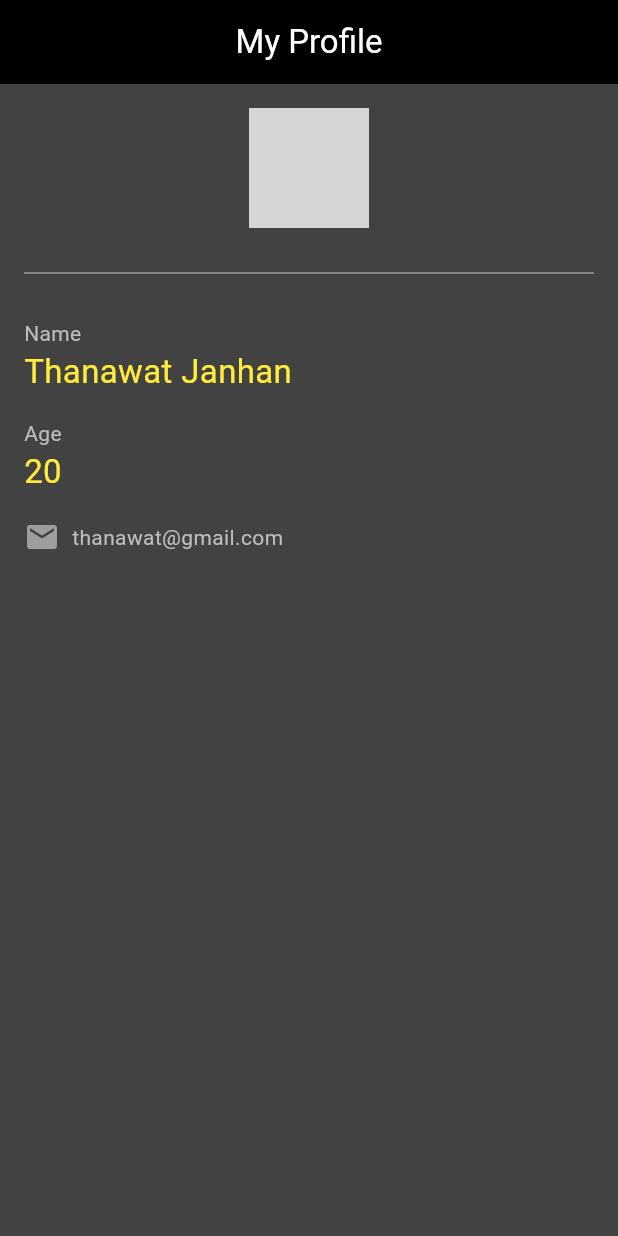
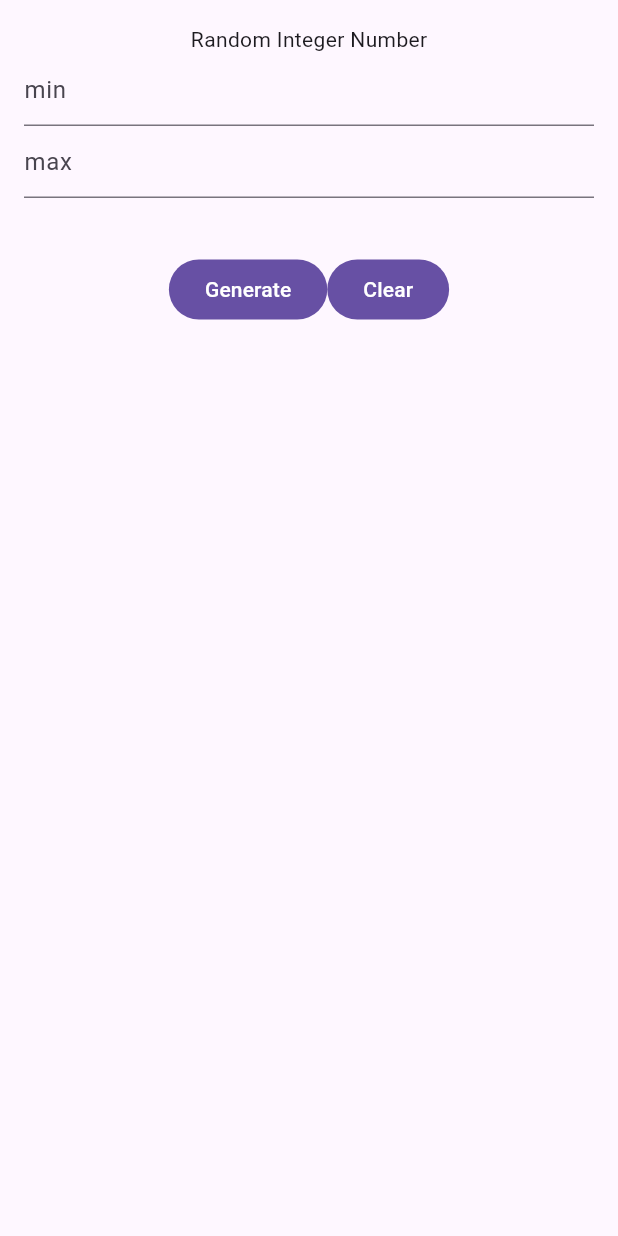
Before and after one commit to thanawatjanhan/flutter_application, a Flutter app: the screen it shows after launch, on a phone screen of 412 x 824 dp. Run offline on Flutter 3.47's test engine with Material 3 defaults, Android fonts, the phone set to English and light mode, and no system bars; grey boxes are pictures that could not be loaded.

Commit message:
Create random demo

```diff
--- a/lib/main.dart
+++ b/lib/main.dart
@@ -1,11 +1,12 @@
 import 'package:flutter/material.dart';
 // import 'package:flutter_application_1/week05/design1_demo.dart';
-import 'package:flutter_application_1/week05/design2_demo.dart';
+// import 'package:flutter_application_1/week05/design2_demo.dart';
+import 'package:flutter_application_1/week05/random_demo.dart';
 // import 'package:flutter_application_1/week05/multi_child_demo.dart';
 // import 'package:flutter_application_1/week01/basic.dart';
 // import 'package:flutter_application_1/week01/counter.dart';
 // import 'package:flutter_application_1/week05/single_child_demo.dart';
 
 void main() {
-  runApp(MaterialApp(home: Design2Demo())); //MaterialApp
+  runApp(MaterialApp(home: RandomDemo())); //MaterialApp
 }
--- /dev/null
+++ b/lib/week05/random_demo.dart
@@ -0,0 +1,76 @@
+import 'package:flutter/material.dart';
+import 'dart:math';
+
+class RandomDemo extends StatefulWidget {
+  const RandomDemo({super.key});
+
+  @override
+  State<RandomDemo> createState() => _RandomDemoState();
+}
+
+class _RandomDemoState extends State<RandomDemo> {
+  TextEditingController tcMin = TextEditingController();
+  TextEditingController tcMax = TextEditingController();
+  String result = "";
+
+  void generateRandom() {
+    int? min = int.tryParse(tcMin.text);
+    int? max = int.tryParse(tcMax.text);
+    if (min == null || max == null) {
+      // debugPrint("Wrong Input");
+      setState(() {
+        result = "Wrong Input";
+      });
+      return;
+    }
+    int random = min + Random().nextInt(max - min + 1);
+    // debugPrint(result.toString());
+    setState(() {
+      result = random.toString();
+    });
+  }
+
+  void clear() {
+    tcMin.clear();
+    tcMax.clear();
+    setState(() {
+      result = "";
+    });
+  }
+
+  @override
+  Widget build(BuildContext context) {
+    return Scaffold(
+      body: SafeArea(
+        child: Padding(
+          padding: const EdgeInsets.all(16.0),
+          child: Column(
+            children: [
+              Text("Random Integer Number"),
+              TextField(
+                controller: tcMin,
+                decoration: InputDecoration(hintText: "min"),
+              ),
+              TextField(
+                controller: tcMax,
+                decoration: InputDecoration(hintText: "max"),
+              ),
+              Text(result),
+              SizedBox(height: 16),
+              Row(
+                mainAxisAlignment: MainAxisAlignment.center,
+                children: [
+                  FilledButton(
+                    onPressed: generateRandom,
+                    child: Text("Generate"),
+                  ),
+                  FilledButton(onPressed: clear, child: Text("Clear")),
+                ],
+              ),
+            ],
+          ),
+        ),
+      ),
+    );
+  }
+}
```
